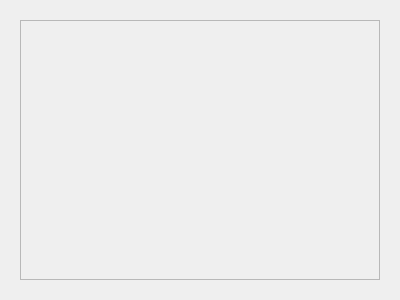
abeshahsan/Photo-Wizard, file ui_files/filter_widget.ui: the form before one commit.
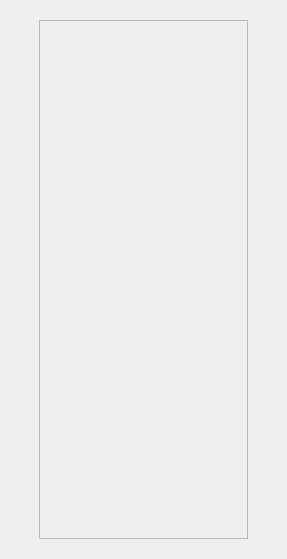
The form after the commit.

```diff
--- a/ui_files/filter_widget.ui
+++ b/ui_files/filter_widget.ui
@@ -6,25 +6,55 @@
    <rect>
     <x>0</x>
     <y>0</y>
-    <width>400</width>
-    <height>300</height>
+    <width>287</width>
+    <height>559</height>
    </rect>
   </property>
+  <property name="sizePolicy">
+   <sizepolicy hsizetype="Preferred" vsizetype="Preferred">
+    <horstretch>0</horstretch>
+    <verstretch>0</verstretch>
+   </sizepolicy>
+  </property>
   <property name="windowTitle">
    <string>Form</string>
   </property>
   <layout class="QGridLayout" name="gridLayout">
+   <property name="leftMargin">
+    <number>30</number>
+   </property>
+   <property name="rightMargin">
+    <number>30</number>
+   </property>
    <property name="verticalSpacing">
     <number>0</number>
    </property>
    <item row="0" column="0">
     <widget class="QWidget" name="main_widget" native="true">
+     <property name="sizePolicy">
+      <sizepolicy hsizetype="Preferred" vsizetype="Preferred">
+       <horstretch>0</horstretch>
+       <verstretch>0</verstretch>
+      </sizepolicy>
+     </property>
      <layout class="QGridLayout" name="gridLayout_2">
+      <property name="leftMargin">
+       <number>9</number>
+      </property>
+      <property name="rightMargin">
+       <number>9</number>
+      </property>
       <property name="verticalSpacing">
-       <number>0</number>
+       <number>10</number>
       </property>
       <item row="0" column="0">
        <widget class="QScrollArea" name="scrollArea">
+        <property name="sizePolicy">
+         <sizepolicy hsizetype="Preferred" vsizetype="Preferred">
+          <horstretch>0</horstretch>
+          <verstretch>0</verstretch>
+         </sizepolicy>
+        </property>
         <property name="widgetResizable">
          <bool>true</bool>
         </property>
@@ -33,14 +63,42 @@
           <rect>
            <x>0</x>
            <y>0</y>
-           <width>354</width>
-           <height>254</height>
+           <width>207</width>
+           <height>521</height>
           </rect>
          </property>
+         <property name="sizePolicy">
+          <sizepolicy hsizetype="Preferred" vsizetype="Preferred">
+           <horstretch>0</horstretch>
+           <verstretch>0</verstretch>
+          </sizepolicy>
+         </property>
          <layout class="QVBoxLayout" name="verticalLayout">
           <property name="spacing">
-           <number>0</number>
+           <number>10</number>
           </property>
+          <property name="leftMargin">
+           <number>50</number>
+          </property>
+          <property name="rightMargin">
+           <number>50</number>
+          </property>
+          <item>
+           <spacer name="verticalSpacer">
+            <property name="orientation">
+             <enum>Qt::Vertical</enum>
+            </property>
+            <property name="sizeType">
+             <enum>QSizePolicy::Expanding</enum>
+            </property>
+            <property name="sizeHint" stdset="0">
+             <size>
+              <width>20</width>
+              <height>40</height>
+             </size>
+            </property>
+           </spacer>
+          </item>
          </layout>
         </widget>
        </widget>
```
